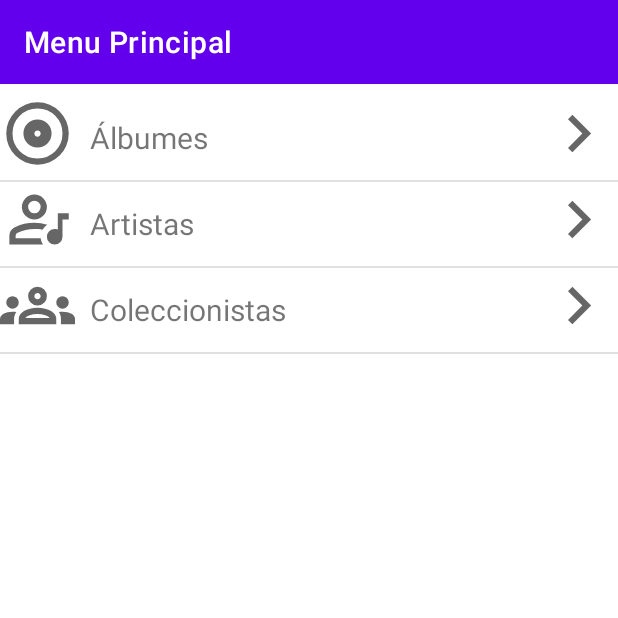
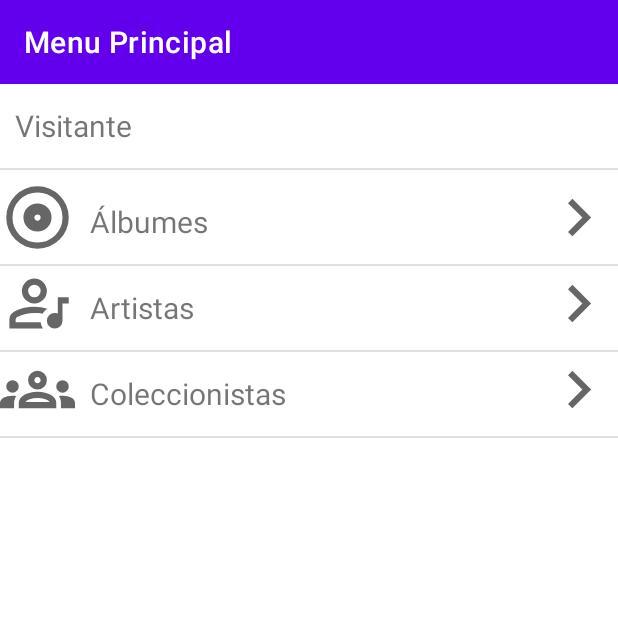
Before and after one commit to fredyalarcon/ing-sw-apps-moviles-hfmn, an Android app: the screen it shows after launch (MainActivity), after a tap on "Visitante", on a phone screen of 412 x 824 dp, the top half of it. Run offline under Robolectric (Android 15) with nearby library versions, the phone set to English and light mode, and no system bars; our stand-ins replace navigation-ui.

Commit message:
Acceso como visitante

```diff
--- a/app/src/main/java/co/edu/uniandes/miswmobile/vinilosapp/ui/AccessActivity.kt
+++ b/app/src/main/java/co/edu/uniandes/miswmobile/vinilosapp/ui/AccessActivity.kt
@@ -1,9 +1,14 @@
 package co.edu.uniandes.miswmobile.vinilosapp.ui
 
+import android.content.Context
 import android.content.Intent
+import android.content.SharedPreferences
 import android.os.Bundle
 import android.view.View
+import android.widget.AdapterView
+import android.widget.ArrayAdapter
 import android.widget.LinearLayout
+import android.widget.Spinner
 import androidx.appcompat.app.AppCompatActivity
 import co.edu.uniandes.miswmobile.vinilosapp.databinding.ActivityAccessBinding
 import co.edu.uniandes.miswmobile.vinilosapp.R
@@ -25,9 +30,44 @@ class AccessActivity : AppCompatActivity() {
         buttonCollector = binding.buttonCollector
         buttonVisitor?.setOnClickListener(
             View.OnClickListener {
+                var preferences: SharedPreferences = getSharedPreferences(
+                    "co.edu.uniandes.miswmobile.vinilosapp",
+                    Context.MODE_PRIVATE
+                );
+                preferences.edit().putString("collector", "").commit()
                 navigateToMainActivitiy()
             }
         )
+
+        val languages = resources.getStringArray(R.array.collectors)
+
+        // access the spinner
+        val spinner = _binding.spinner
+        if (spinner != null) {
+            val adapter = ArrayAdapter(this,
+                android.R.layout.simple_spinner_item, languages)
+            spinner.adapter = adapter
+            spinner.onItemSelectedListener = object :
+                AdapterView.OnItemSelectedListener {
+                override fun onItemSelected(parent: AdapterView<*>,
+                                            view: View, position: Int, id: Long) {
+
+                    if (position > 0) {
+                        var preferences: SharedPreferences = getSharedPreferences(
+                            "co.edu.uniandes.miswmobile.vinilosapp",
+                            Context.MODE_PRIVATE
+                        );
+                        preferences.edit().putString("collector", languages.get(position)).commit()
+
+                        navigateToMainActivitiy()
+                    }
+                }
+
+                override fun onNothingSelected(parent: AdapterView<*>) {
+                    // write code to perform some action
+                }
+            }
+        }
     }
 
     private fun navigateToMainActivitiy() {
--- a/app/src/main/java/co/edu/uniandes/miswmobile/vinilosapp/ui/AlbumFragment.kt
+++ b/app/src/main/java/co/edu/uniandes/miswmobile/vinilosapp/ui/AlbumFragment.kt
@@ -1,5 +1,7 @@
 package co.edu.uniandes.miswmobile.vinilosapp.ui
 
+import android.content.Context
+import android.content.SharedPreferences
 import android.os.Bundle
 import android.view.LayoutInflater
 import android.view.Menu
@@ -47,7 +49,12 @@ class AlbumFragment : Fragment() {
     override fun onPrepareOptionsMenu(menu: Menu) {
         super.onPrepareOptionsMenu(menu)
         val item = menu.findItem(R.id.add_album)
-        item.isVisible = true
+        val activity = requireNotNull(this.activity) {
+            "You can only access the viewModel after onActivityCreated()"
+        }
+        var preferences: SharedPreferences = activity.getSharedPreferences("co.edu.uniandes.miswmobile.vinilosapp", Context.MODE_PRIVATE);
+        val collector = preferences.getString("collector", "");
+        item.isVisible = !collector.isNullOrEmpty()
     }
 
     override fun onOptionsItemSelected(item: MenuItem): Boolean {
--- a/app/src/main/java/co/edu/uniandes/miswmobile/vinilosapp/ui/MainActivity.kt
+++ b/app/src/main/java/co/edu/uniandes/miswmobile/vinilosapp/ui/MainActivity.kt
@@ -1,8 +1,9 @@
 package co.edu.uniandes.miswmobile.vinilosapp.ui
 
+import android.annotation.SuppressLint
+import android.content.Context
+import android.content.SharedPreferences
 import android.os.Bundle
-import android.view.Menu
-import android.view.MenuInflater
 import androidx.appcompat.app.AppCompatActivity
 import androidx.navigation.NavController
 import androidx.navigation.fragment.NavHostFragment
@@ -13,6 +14,7 @@ import co.edu.uniandes.miswmobile.vinilosapp.R
 class MainActivity : AppCompatActivity() {
     private lateinit var navController: NavController
 
+    @SuppressLint("SetTextI18n")
     override fun onCreate(savedInstanceState: Bundle?) {
         super.onCreate(savedInstanceState)
         val binding = ActivityMainBinding.inflate(layoutInflater)
@@ -27,6 +29,15 @@ class MainActivity : AppCompatActivity() {
         setSupportActionBar(findViewById(R.id.my_toolbar))
         setupActionBarWithNavController(navController)
 
+        var preferences: SharedPreferences = getSharedPreferences("co.edu.uniandes.miswmobile.vinilosapp", Context.MODE_PRIVATE);
+        val collector = preferences.getString("collector", "");
+
+        if (collector.isNullOrEmpty()) {
+            binding.textCollector.text = resources.getString(R.string.visitor)
+        } else {
+            val user = resources.getString(R.string.user)
+            binding.textCollector.text = "$user $collector"
+        }
     }
 
     override fun onSupportNavigateUp(): Boolean {
--- a/app/src/main/res/layout/activity_access.xml
+++ b/app/src/main/res/layout/activity_access.xml
@@ -92,11 +92,11 @@
                 android:textAlignment="inherit"
                 android:textSize="20sp" />
 
-            <ImageView
-                android:id="@+id/imageView5"
-                android:layout_width="50dp"
-                android:layout_height="50dp"
-                app:srcCompat="@drawable/chevron_right" />
+            <Spinner
+                android:id="@+id/spinner"
+                android:layout_width="wrap_content"
+                android:layout_height="wrap_content" />
+
 
         </LinearLayout>
 
--- a/app/src/main/res/layout/activity_main.xml
+++ b/app/src/main/res/layout/activity_main.xml
@@ -19,16 +19,46 @@
         app:title="@string/main_menu"
         />
 
+    <LinearLayout
+        android:id="@+id/collector"
+        android:layout_width="match_parent"
+        android:layout_height="56dp"
+        android:orientation="horizontal"
+        android:clickable="true"
+        android:focusable="true"
+        android:foreground="?attr/selectableItemBackground"
+        app:layout_constraintTop_toBottomOf="@+id/my_toolbar"
+        >
+        <TextView
+            android:id="@+id/textCollector"
+            android:layout_width="wrap_content"
+            android:layout_height="match_parent"
+            android:layout_marginStart="10dp"
+            android:layout_weight="1"
+            android:gravity="center_vertical"
+            android:textAlignment="inherit"
+            android:textSize="20sp"
+             />
+
+    </LinearLayout>
+    <View
+        android:id="@+id/divider"
+        android:layout_width="match_parent"
+        android:layout_height="1dp"
+        android:background="?android:attr/listDivider"
+        app:layout_constraintTop_toBottomOf="@+id/collector"/>
+
     <androidx.fragment.app.FragmentContainerView
         android:id="@+id/nav_host_fragment"
         android:name="androidx.navigation.fragment.NavHostFragment"
         android:layout_width="match_parent"
         android:layout_height="match_parent"
-        android:layout_marginTop="64dp"
+        android:layout_marginTop="120dp"
         android:fitsSystemWindows="true"
         app:defaultNavHost="true"
-        app:layout_constraintTop_toBottomOf="@+id/my_toolbar"
+        app:layout_constraintTop_toBottomOf="@+id/divider"
         app:navGraph="@navigation/nav_graph"
         tools:layout_editor_absoluteX="0dp" />
 
+
 </androidx.constraintlayout.widget.ConstraintLayout>
--- a/app/src/main/res/values/strings.xml
+++ b/app/src/main/res/values/strings.xml
@@ -28,7 +28,7 @@
     <string name="birthDate">Fecha de nacimiento: </string>
     <string name="recordLabel">Sello discográfico: </string>
     <string name="title_menu">Menu Principal</string>
-    <string name="collector">Coleccionista</string>
+    <string name="collector">Coleccionista: </string>
     <string name="visitor">Visitante</string>
     <string name="welcome">Bienvenido\n</string>
     <string name="albums">Álbumes</string>
@@ -44,6 +44,16 @@
     <string name="action_accept">Aceptar</string>
     <string name="create_album">Nuevo Álbum</string>
     <string name="track_add_track">Agregar cancion</string>
+    <string name="user">Usuario: </string>
+    <string-array name="collectors">
+        <item></item>
+        <item>Manolo Bellon</item>
+        <item>Jaime Monsalve</item>
+        <item>Collector 1</item>
+        <item>Jhon Doe</item>
+        <item>Sebastian Saenz</item>
+        <item>Kevin Malone</item>
+    </string-array>
     <string name="large_text">
         "Material is the metaphor.\n\n"
 
```
